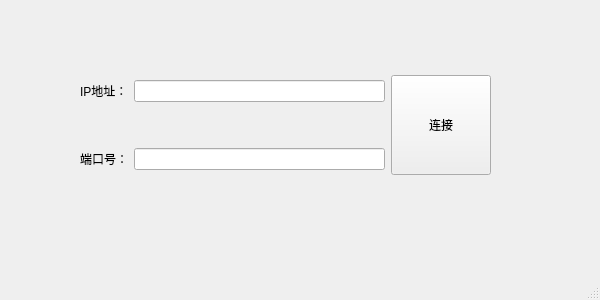
This is ui/ui_connection_tcp.ui in YanKE01/isp_tool as Qt 5 draws it before an edit. The edited form follows.
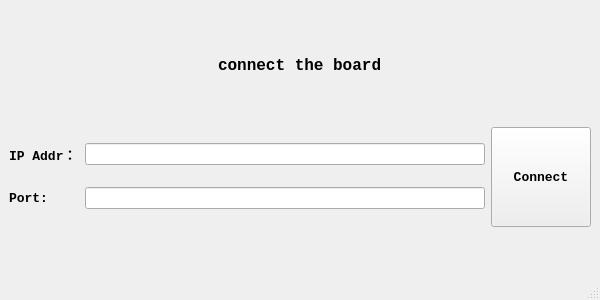
This is the edited form.

```diff
--- a/ui/ui_connection_tcp.ui
+++ b/ui/ui_connection_tcp.ui
@@ -26,15 +26,37 @@
    <string>Login window</string>
   </property>
   <widget class="QWidget" name="centralwidget">
-   <widget class="QWidget" name="layoutWidget">
-    <property name="geometry">
-     <rect>
-      <x>80</x>
-      <y>40</y>
-      <width>411</width>
-      <height>171</height>
-     </rect>
-    </property>
+   <layout class="QHBoxLayout" name="horizontalLayout_4">
+    <item>
+     <layout class="QVBoxLayout" name="verticalLayout_2">
+      <item alignment="Qt::AlignHCenter">
+       <widget class="QLabel" name="label_3">
+        <property name="sizePolicy">
+         <sizepolicy hsizetype="Maximum" vsizetype="Maximum">
+          <horstretch>0</horstretch>
+          <verstretch>0</verstretch>
+         </sizepolicy>
+        </property>
+        <property name="maximumSize">
+         <size>
+          <width>16777215</width>
+          <height>30</height>
+         </size>
+        </property>
+        <property name="font">
+         <font>
+          <family>Courier New</family>
+          <pointsize>12</pointsize>
+          <weight>75</weight>
+          <bold>true</bold>
+         </font>
+        </property>
+        <property name="text">
+         <string>connect the board</string>
+        </property>
+       </widget>
+      </item>
+      <item>
     <layout class="QHBoxLayout" name="horizontalLayout_3">
      <item>
       <layout class="QVBoxLayout" name="verticalLayout">
@@ -42,8 +64,34 @@
         <layout class="QHBoxLayout" name="horizontalLayout">
          <item>
           <widget class="QLabel" name="label">
+              <property name="sizePolicy">
+               <sizepolicy hsizetype="Preferred" vsizetype="Minimum">
+                <horstretch>0</horstretch>
+                <verstretch>20</verstretch>
+               </sizepolicy>
+              </property>
+              <property name="minimumSize">
+               <size>
+                <width>70</width>
+                <height>0</height>
+               </size>
+              </property>
+              <property name="maximumSize">
+               <size>
+                <width>70</width>
+                <height>16777215</height>
+               </size>
+              </property>
+              <property name="font">
+               <font>
+                <family>Courier New</family>
+                <pointsize>10</pointsize>
+                <weight>75</weight>
+                <bold>true</bold>
+               </font>
+              </property>
            <property name="text">
-            <string>IP地址：</string>
+               <string>IP Addr：</string>
            </property>
           </widget>
          </item>
@@ -56,8 +104,34 @@
         <layout class="QHBoxLayout" name="horizontalLayout_2">
          <item>
           <widget class="QLabel" name="label_2">
+              <property name="sizePolicy">
+               <sizepolicy hsizetype="Maximum" vsizetype="Preferred">
+                <horstretch>0</horstretch>
+                <verstretch>0</verstretch>
+               </sizepolicy>
+              </property>
+              <property name="minimumSize">
+               <size>
+                <width>70</width>
+                <height>0</height>
+               </size>
+              </property>
+              <property name="maximumSize">
+               <size>
+                <width>70</width>
+                <height>16777215</height>
+               </size>
+              </property>
+              <property name="font">
+               <font>
+                <family>Courier New</family>
+                <pointsize>10</pointsize>
+                <weight>75</weight>
+                <bold>true</bold>
+               </font>
+              </property>
            <property name="text">
-            <string>端口号：</string>
+               <string>Port:</string>
            </property>
           </widget>
          </item>
@@ -82,13 +156,24 @@
          <height>100</height>
         </size>
        </property>
+          <property name="font">
+           <font>
+            <family>Courier New</family>
+            <pointsize>10</pointsize>
+            <weight>75</weight>
+            <bold>true</bold>
+           </font>
+          </property>
        <property name="text">
-        <string>连接</string>
+           <string>Connect</string>
        </property>
       </widget>
      </item>
     </layout>
-   </widget>
+      </item>
+     </layout>
+    </item>
+   </layout>
   </widget>
   <widget class="QMenuBar" name="menubar">
    <property name="geometry">
```
Left out of the diff: 8 changed lines with no effect on the pictures. Lines whose indentation alone changed are shown as unchanged.
